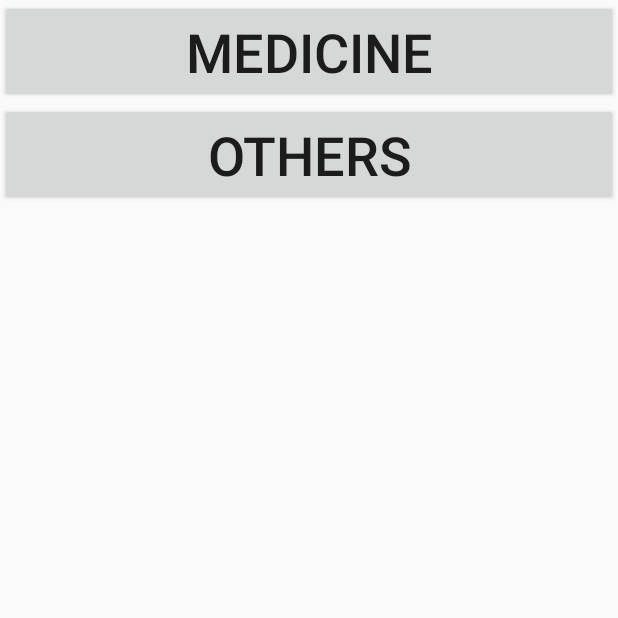
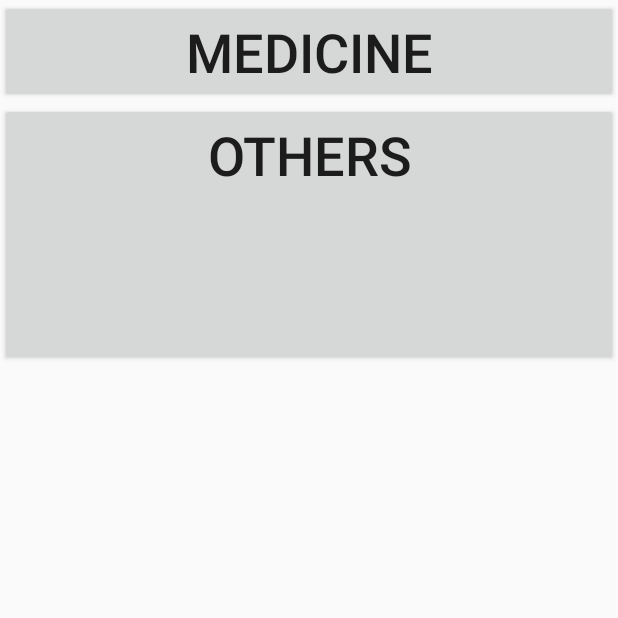
Before and after one commit to stefkosdev/memorigilo, an Android app: the ChooseFragment1 screen opened directly, with no data from a screen before it, on a phone screen of 412 x 824 dp, the top half of it. Run offline under Robolectric (Android 15) with nearby library versions, the phone set to English and light mode, and no system bars.

Commit message:
Moja zmiana

```diff
--- a/app/src/main/res/layout/choose_fragment1.xml
+++ b/app/src/main/res/layout/choose_fragment1.xml
@@ -14,7 +14,7 @@
     <Button
         android:id="@+id/othersB"
         android:layout_width="match_parent"
-        android:layout_height="wrap_content"
+        android:layout_height="175dp"
         android:gravity="center|center_horizontal|top|center_vertical"
         android:text="@string/others"
         android:textAlignment="center"
```
